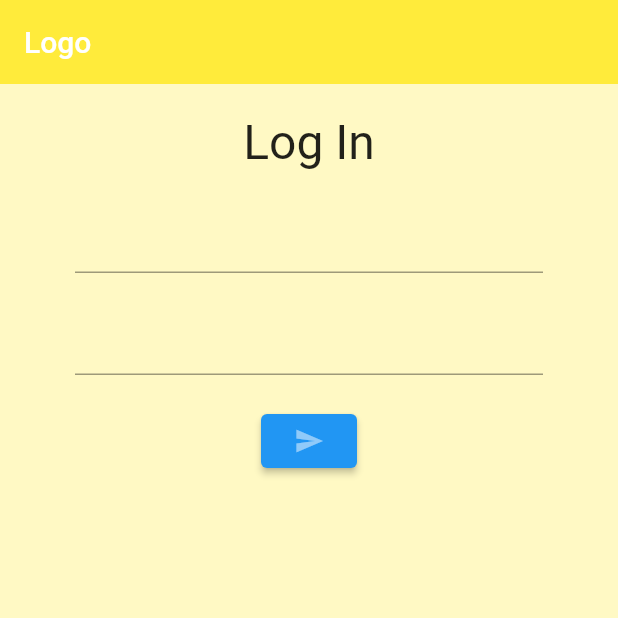
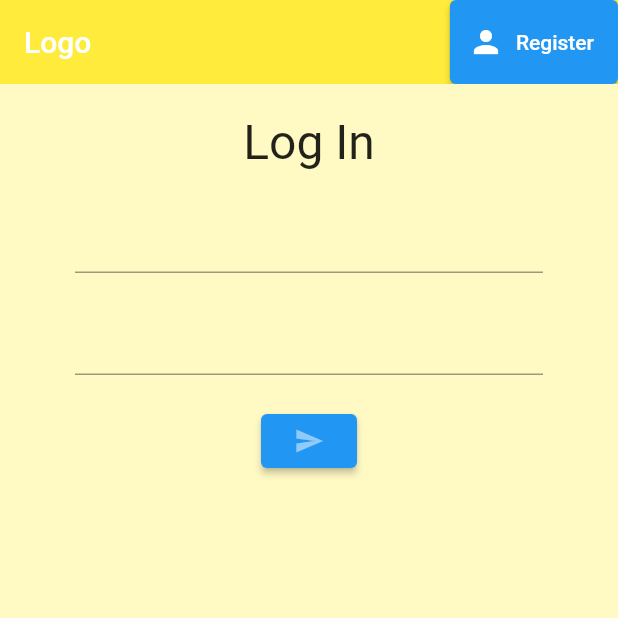
Before and after one commit to fabianrk52/deal, a Flutter app: the screen it shows after launch, on a phone screen of 412 x 824 dp, the top half of it. Run offline on Flutter 3.47's test engine with Material 2 defaults, Android fonts, the phone set to English and light mode, and no system bars; our stand-ins replace firebase_auth, firebase_core; accounts and stored records are empty.

Commit message:
toogleView between register and log in

```diff
--- a/lib/screens/authenticate/authenticate.dart
+++ b/lib/screens/authenticate/authenticate.dart
@@ -1,8 +1,7 @@
-import 'package:deal/screens/authenticate/log_in_form.dart';
+import 'package:deal/screens/authenticate/log_in.dart';
 import 'package:flutter/material.dart';
-import 'sign_in.dart';
 import 'register.dart';
-import 'log_in_form.dart';
+import 'log_in.dart';
 
 class Authenticate extends StatefulWidget {
   const Authenticate({Key? key}) : super(key: key);
@@ -12,8 +11,15 @@ class Authenticate extends StatefulWidget {
 }
 
 class _AuthenticateState extends State<Authenticate> {
+  bool showSignIn = true;
+  void toogleView() {
+    setState(() => showSignIn = !showSignIn);
+  }
+
   @override
   Widget build(BuildContext context) {
-    return LogInForm();
+    return (showSignIn == true)
+        ? LogIn(toggleView: toogleView)
+        : Register(toggleView: toogleView);
   }
 }
--- a/lib/screens/authenticate/log_in_form.dart
+++ b/lib/screens/authenticate/log_in.dart
@@ -1,16 +1,17 @@
 import 'package:deal/models/custom_user.dart';
-import 'package:firebase_auth/firebase_auth.dart';
 import 'package:flutter/material.dart';
 import 'package:deal/services/auth.dart';
 
-class LogInForm extends StatefulWidget {
-  const LogInForm({Key? key}) : super(key: key);
+class LogIn extends StatefulWidget {
+  const LogIn({Key? key, this.toggleView}) : super(key: key);
+
+  final VoidCallback? toggleView;
 
   @override
-  _LogInFormState createState() => _LogInFormState();
+  _LogInState createState() => _LogInState();
 }
 
-class _LogInFormState extends State<LogInForm> {
+class _LogInState extends State<LogIn> {
   final AuthService _auth = AuthService();
   String email = '';
   String password = '';
@@ -22,6 +23,12 @@ class _LogInFormState extends State<LogInForm> {
         backgroundColor: Colors.yellow[500],
         elevation: 0.0,
         title: Text("Logo"),
+        actions: [
+          ElevatedButton.icon(
+              onPressed: widget.toggleView,
+              icon: const Icon(Icons.person),
+              label: const Text("Register"))
+        ],
       ),
       body: Container(
           padding: const EdgeInsets.symmetric(vertical: 20.0, horizontal: 50.0),
--- a/lib/screens/authenticate/register.dart
+++ b/lib/screens/authenticate/register.dart
@@ -1,10 +1,11 @@
 import 'package:deal/models/custom_user.dart';
-import 'package:firebase_auth/firebase_auth.dart';
 import 'package:flutter/material.dart';
 import 'package:deal/services/auth.dart';
 
 class Register extends StatefulWidget {
-  const Register({Key? key}) : super(key: key);
+  const Register({Key? key, this.toggleView}) : super(key: key);
+
+  final VoidCallback? toggleView;
 
   @override
   _RegisterState createState() => _RegisterState();
@@ -22,6 +23,12 @@ class _RegisterState extends State<Register> {
         backgroundColor: Colors.yellow[500],
         elevation: 0.0,
         title: Text("Logo"),
+        actions: [
+          ElevatedButton.icon(
+              onPressed: widget.toggleView,
+              icon: const Icon(Icons.person),
+              label: const Text("Sign In"))
+        ],
       ),
       body: Container(
           padding: const EdgeInsets.symmetric(vertical: 20.0, horizontal: 50.0),
@@ -29,7 +36,7 @@ class _RegisterState extends State<Register> {
             child: Column(
               children: [
                 const Text(
-                  "Sign In",
+                  "Register",
                   style: TextStyle(fontSize: 32.0),
                 ),
                 const SizedBox(height: 20.0),
@@ -56,9 +63,9 @@ class _RegisterState extends State<Register> {
                       CustomUser? result =
                           await _auth.Register(email, password);
                       if (result == null) {
-                        print("error signin");
+                        print("error Register");
                       } else {
-                        print("signed in");
+                        print("register");
                         print(result.uid);
                       }
                     }),
--- a/lib/screens/authenticate/sign_in.dart
+++ b/lib/screens/authenticate/sign_in.dart
@@ -20,6 +20,7 @@ class _SignInState extends State<SignIn> {
         backgroundColor: Colors.yellow[500],
         elevation: 0.0,
         title: Text("Sign In"),
+        actions: [IconButton(onPressed: () {}, icon: const Icon(Icons.person))],
       ),
       body: Container(
         padding: EdgeInsets.symmetric(vertical: 20.0, horizontal: 50.0),
--- a/lib/services/auth.dart
+++ b/lib/services/auth.dart
@@ -1,4 +1,4 @@
-import 'package:deal/screens/authenticate/log_in_form.dart';
+import 'package:deal/screens/authenticate/log_in.dart';
 import 'package:firebase_auth/firebase_auth.dart';
 import 'package:deal/models/custom_user.dart';
 import 'package:provider/provider.dart';
```
